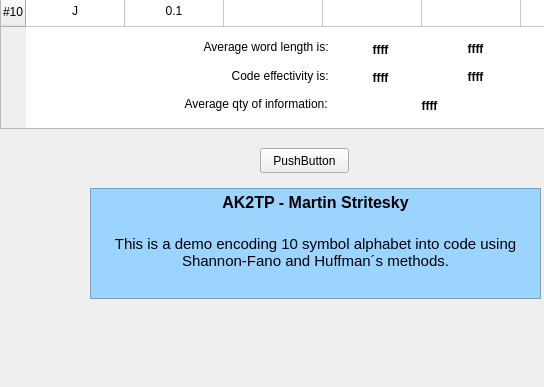
Old version of the form widget.ui in the repository MartinStritesky/CodingMethods; both pictures show x 0 to 544 and y 292 to 679 of the 1428 by 679 pixel window.
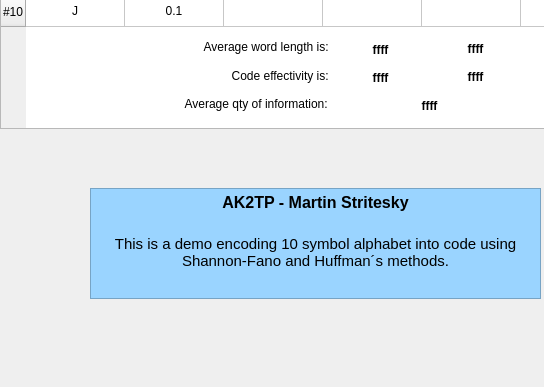
New version of the form.

Diff of the .ui file:
```diff
--- a/widget.ui
+++ b/widget.ui
@@ -694,22 +694,6 @@
     <string>&lt;html&gt;&lt;head/&gt;&lt;body&gt;&lt;p align=&quot;center&quot;&gt;Huffman&lt;/p&gt;&lt;/body&gt;&lt;/html&gt;</string>
    </property>
   </widget>
-  <widget class="QPushButton" name="pushButton">
-   <property name="geometry">
-    <rect>
-     <x>260</x>
-     <y>440</y>
-     <width>89</width>
-     <height>25</height>
-    </rect>
-   </property>
-   <property name="autoFillBackground">
-    <bool>true</bool>
-   </property>
-   <property name="text">
-    <string>PushButton</string>
-   </property>
-  </widget>
   <zorder>graphicsView_2</zorder>
   <zorder>tableWidget</zorder>
   <zorder>graphicsView</zorder>
```
Left out of the diff: 1 changed line with no effect on the pictures.
